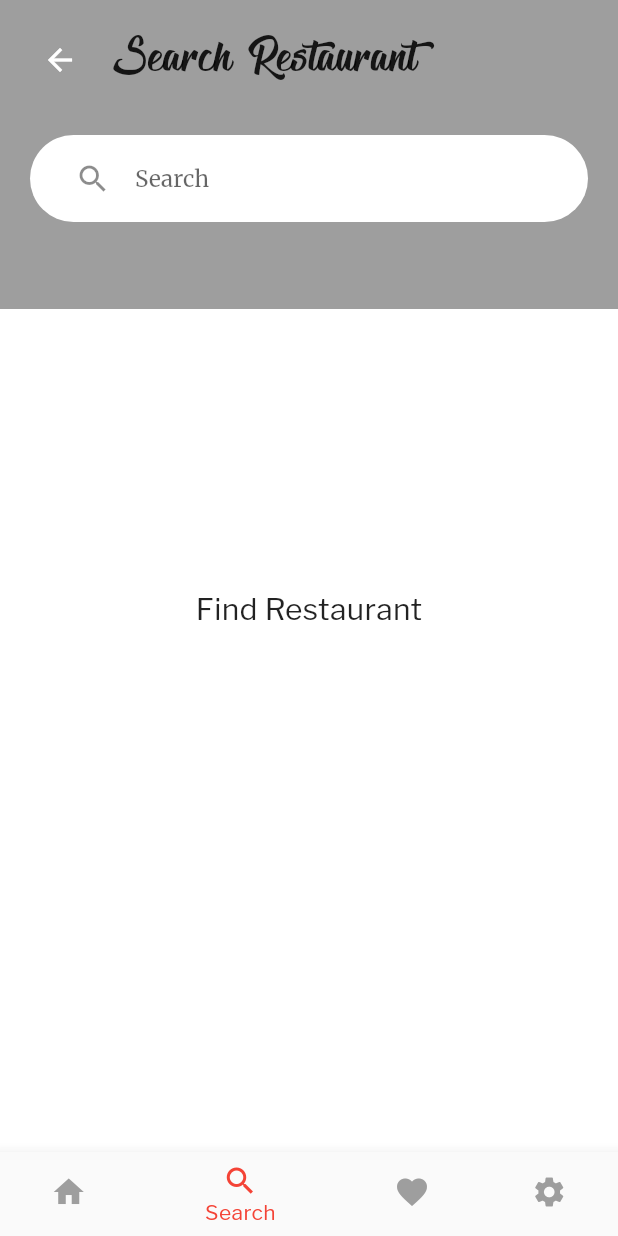
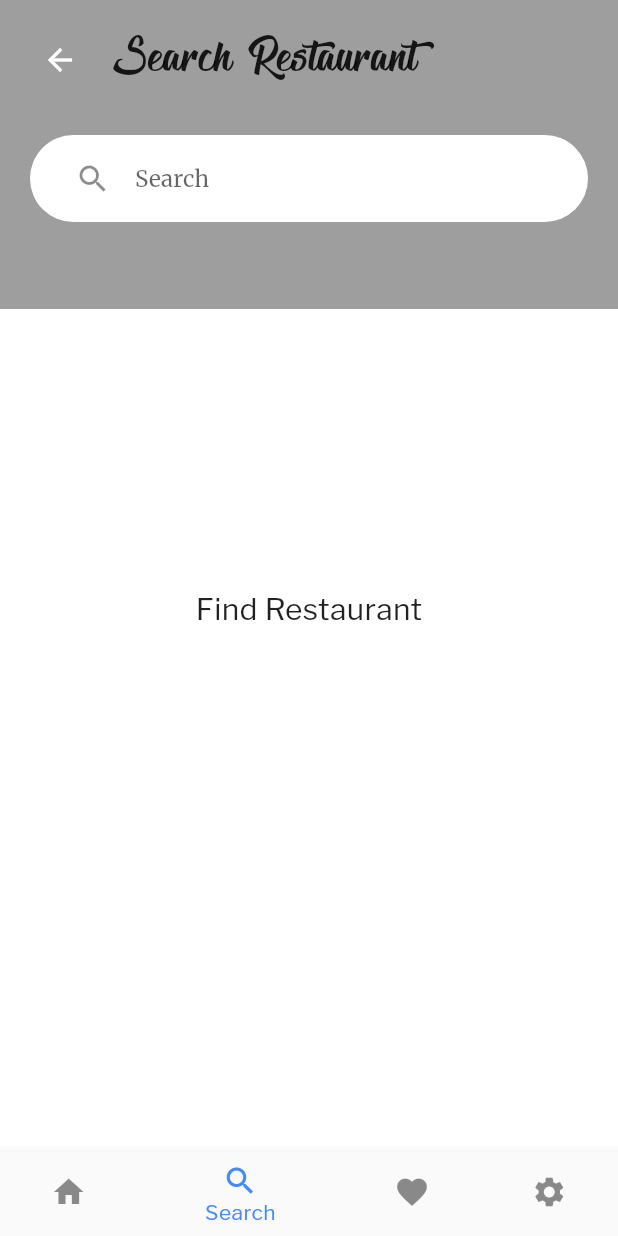
Before and after one commit to AlbienOS/submission_restaurant_api, a Flutter app: the screen it shows after launch, item 2 of the bottom bar chosen, on a phone screen of 412 x 824 dp. Run offline on Flutter 3.47's test engine with Material 2 defaults, Android fonts, the phone set to English and light mode, and no system bars; our stand-ins replace flutter_local_notifications, flutter_rating_bar, google_fonts, rxdart, share, shared_preferences and 1 more; missing offline and left inert: android_alarm_manager; accounts and stored records are empty; network calls fail.

Commit message:
Revision UI

```diff
--- a/lib/ui/home_page.dart
+++ b/lib/ui/home_page.dart
@@ -17,7 +17,7 @@ class HomePage extends StatefulWidget {
 
 class _HomePageState extends State<HomePage> {
   final NotificationHelper _notificationHelper = NotificationHelper();
-  int _bottomNavIndex = 0;
+  int _selectedPage = 0;
   static const String _headlineText = 'Home';
   static const String _searchText = 'Search';
   static const String _listFavoriteText = 'Favorite';
@@ -51,17 +51,19 @@ class _HomePageState extends State<HomePage> {
 
   void _onBottomNavTapped(int index) {
     setState(() {
-      _bottomNavIndex = index;
+      _selectedPage = index;
     });
   }
 
   Widget _buildBottomNavigation(BuildContext context) {
     return Scaffold(
-      body: _listWidget[_bottomNavIndex],
+      body: _listWidget[_selectedPage],
       bottomNavigationBar: BottomNavigationBar(
-        currentIndex: _bottomNavIndex,
+        currentIndex: _selectedPage,
         items: _bottomNavBarItems,
         onTap: _onBottomNavTapped,
+        unselectedItemColor: Colors.black45,
+        selectedItemColor: Colors.blueAccent,
       ),
     );
   }
--- a/pubspec.yaml
+++ b/pubspec.yaml
@@ -46,6 +46,7 @@ dependencies:
   rxdart: ^0.27.3
   android_alarm_manager: ^2.0.2
   collection: ^1.15.0
+  flutter_rating_bar: ^4.0.0
 
 dev_dependencies:
   flutter_test:
```
Also changed, not shown: lib/ui/setting_page.dart (+30 -9 lines), lib/widget/card_restaurant.dart (+35 -19 lines), lib/widget/card_search.dart (+6 -3 lines), pubspec.lock.
